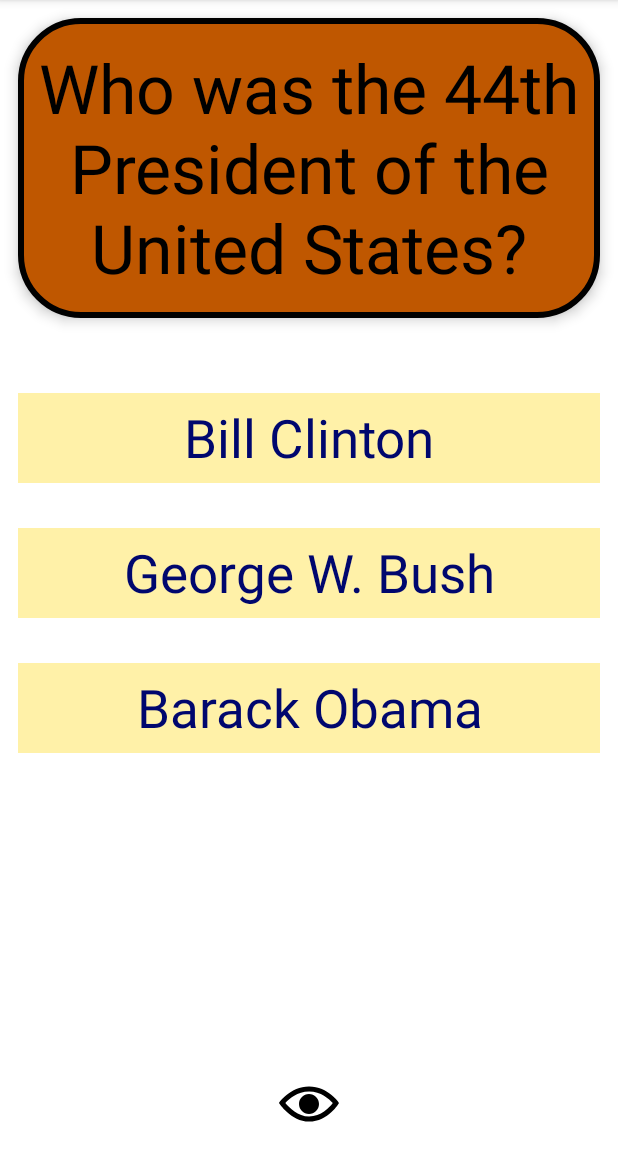
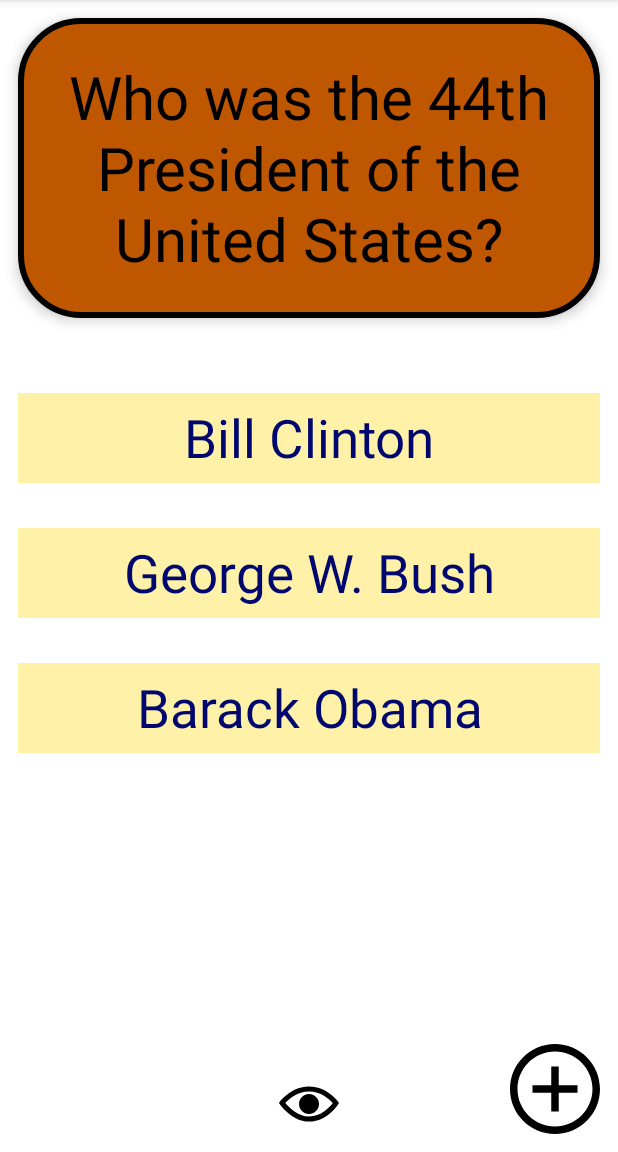
Before and after one commit to BenStormer/FlashcardApp, an Android app: the screen it shows after launch (MainActivity), on a phone screen of 412 x 824 dp, the part 84-1236 px from its top. Run offline under Robolectric (Android 15) with nearby library versions, the phone set to English and light mode, and no system bars.

Commit message:
Lab 2 - Created "AddCardActivity"

```diff
--- a/app/src/main/AndroidManifest.xml
+++ b/app/src/main/AndroidManifest.xml
@@ -10,6 +10,9 @@
         android:supportsRtl="true"
         android:theme="@style/Theme.BensFlashcardApp">
         <activity
+            android:name=".AddCardActivity"
+            android:exported="false" />
+        <activity
             android:name=".MainActivity"
             android:exported="true">
             <intent-filter>
--- a/app/src/main/java/com/example/bensflashcardapp/MainActivity.java
+++ b/app/src/main/java/com/example/bensflashcardapp/MainActivity.java
@@ -2,6 +2,7 @@ package com.example.bensflashcardapp;
 
 import androidx.appcompat.app.AppCompatActivity;
 
+import android.content.Intent;
 import android.os.Bundle;
 import android.view.View;
 import android.widget.ImageView;
@@ -21,6 +22,7 @@ public class MainActivity extends AppCompatActivity {
         TextView choice2 = findViewById(R.id.choice_2);
         TextView correctChoice = findViewById(R.id.choice_correct);
         ImageView eyeIcon = findViewById(R.id.toggle_choices_visibility);
+        ImageView addCardButton = findViewById(R.id.add_button);
 
         flashcardQuestion.setOnClickListener(new View.OnClickListener() {
             @Override
@@ -80,5 +82,14 @@ public class MainActivity extends AppCompatActivity {
                 isShowingAnswers = !isShowingAnswers;
             }
         });
+
+        addCardButton.setOnClickListener(new View.OnClickListener() {
+            @Override
+            public void onClick(View v) {
+                Intent newCard = new Intent(MainActivity.this, AddCardActivity.class);
+                MainActivity.this.startActivity(newCard);
+            }
+        });
+
     }
 }
--- /dev/null
+++ b/app/src/main/res/drawable/add_card.xml
@@ -0,0 +1,9 @@
+<vector xmlns:android="http://schemas.android.com/apk/res/android"
+    android:width="24dp"
+    android:height="24dp"
+    android:viewportWidth="24"
+    android:viewportHeight="24">
+  <path
+      android:fillColor="#FF000000"
+      android:pathData="M12,2c5.514,0 10,4.486 10,10s-4.486,10 -10,10 -10,-4.486 -10,-10 4.486,-10 10,-10zM12,0c-6.627,0 -12,5.373 -12,12s5.373,12 12,12 12,-5.373 12,-12 -5.373,-12 -12,-12zM18,13h-5v5h-2v-5h-5v-2h5v-5h2v5h5v2z"/>
+</vector>
--- a/app/src/main/res/layout/activity_main.xml
+++ b/app/src/main/res/layout/activity_main.xml
@@ -17,7 +17,7 @@
         android:text="Who was the 44th President of the United States?"
         android:textColor="@color/black"
         android:background="@drawable/question_background"
-        android:textSize="45sp" />
+        android:textSize="40sp" />
 
     <TextView
         android:id="@+id/flashcard_answer_textview"
@@ -29,7 +29,7 @@
         android:textColor="@color/white"
         android:background="@drawable/answer_background"
         android:elevation="2dp"
-        android:textSize="45sp" />
+        android:textSize="40sp" />
 
     <TextView
         android:id="@+id/choice_1"
@@ -74,4 +74,13 @@
         android:layout_centerHorizontal="true"
         android:layout_alignParentBottom="true"
         android:src="@drawable/eye_on"/>
+
+    <ImageView
+        android:id="@+id/add_button"
+        android:layout_width="60dp"
+        android:layout_height="60dp"
+        android:layout_alignParentBottom="true"
+        android:layout_alignParentEnd="true"
+        android:src="@drawable/add_card"/>
+
 </RelativeLayout>
--- a/build.gradle
+++ b/build.gradle
@@ -5,7 +5,7 @@ buildscript {
         mavenCentral()
     }
     dependencies {
-        classpath "com.android.tools.build:gradle:7.0.3"
+        classpath 'com.android.tools.build:gradle:7.1.2'
 
         // NOTE: Do not place your application dependencies here; they belong
         // in the individual module build.gradle files
```
Also changed, not shown: app/src/main/java/com/example/bensflashcardapp/AddCardActivity.java (added, +14 -0 lines), app/src/main/res/layout/activity_add_card.xml (added, +9 -0 lines), gradle/wrapper/gradle-wrapper.properties.
